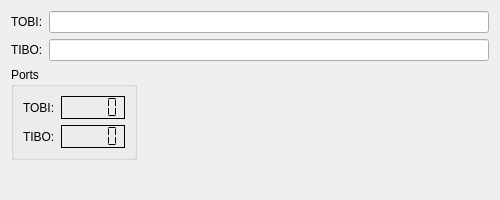
Above: Monterey/rovdebug.ui from rovsuite/monterey before the change. Below: the same form after it.
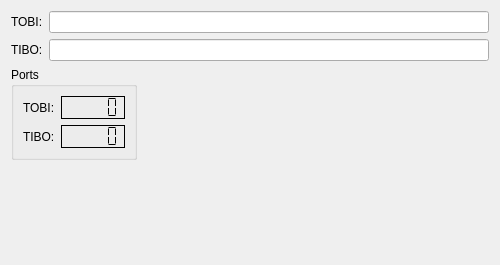
That is the form after the change. Custom widgets are drawn as their Qt base class.

Commit message:
Added raspberry pi information widget to debug window
Fixed a misnamed variable and getters/setters.
RPi information fixes issue #18.

```diff
--- a/Monterey/rovdebug.ui
+++ b/Monterey/rovdebug.ui
@@ -7,7 +7,7 @@
     <x>0</x>
     <y>0</y>
     <width>500</width>
-    <height>200</height>
+    <height>265</height>
    </rect>
   </property>
   <property name="sizePolicy">
@@ -19,7 +19,7 @@
   <property name="minimumSize">
    <size>
     <width>500</width>
-    <height>200</height>
+    <height>265</height>
    </size>
   </property>
   <property name="maximumSize">
@@ -31,8 +31,8 @@
   <property name="windowTitle">
    <string>Debug</string>
   </property>
-  <layout class="QGridLayout" name="gridLayout" rowstretch="0,0,0" columnstretch="1,5">
-   <item row="1" column="1">
+  <layout class="QGridLayout" name="gridLayout" rowstretch="0,0,0" columnstretch="1,5,0">
+   <item row="1" column="2">
     <spacer name="horizontalSpacer">
      <property name="orientation">
       <enum>Qt::Horizontal</enum>
@@ -97,7 +97,7 @@
      </layout>
     </widget>
    </item>
-   <item row="0" column="0" colspan="2">
+   <item row="0" column="0" colspan="3">
     <layout class="QFormLayout" name="formLayout">
      <property name="fieldGrowthPolicy">
       <enum>QFormLayout::ExpandingFieldsGrow</enum>
@@ -151,8 +151,26 @@
      </property>
     </spacer>
    </item>
+   <item row="1" column="1" rowspan="2">
+    <widget class="RaspberryPiDebugWidget" name="rPiDataWidget" native="true">
+     <property name="sizePolicy">
+      <sizepolicy hsizetype="Preferred" vsizetype="Minimum">
+       <horstretch>0</horstretch>
+       <verstretch>0</verstretch>
+      </sizepolicy>
+     </property>
+    </widget>
+   </item>
   </layout>
  </widget>
+ <customwidgets>
+  <customwidget>
+   <class>RaspberryPiDebugWidget</class>
+   <extends>QWidget</extends>
+   <header>extraclasses/RaspberryPiDebugWidget/raspberrypidebugwidget.h</header>
+   <container>1</container>
+  </customwidget>
+ </customwidgets>
  <resources/>
  <connections/>
 </ui>
```
The commit also changes 9 other files.
